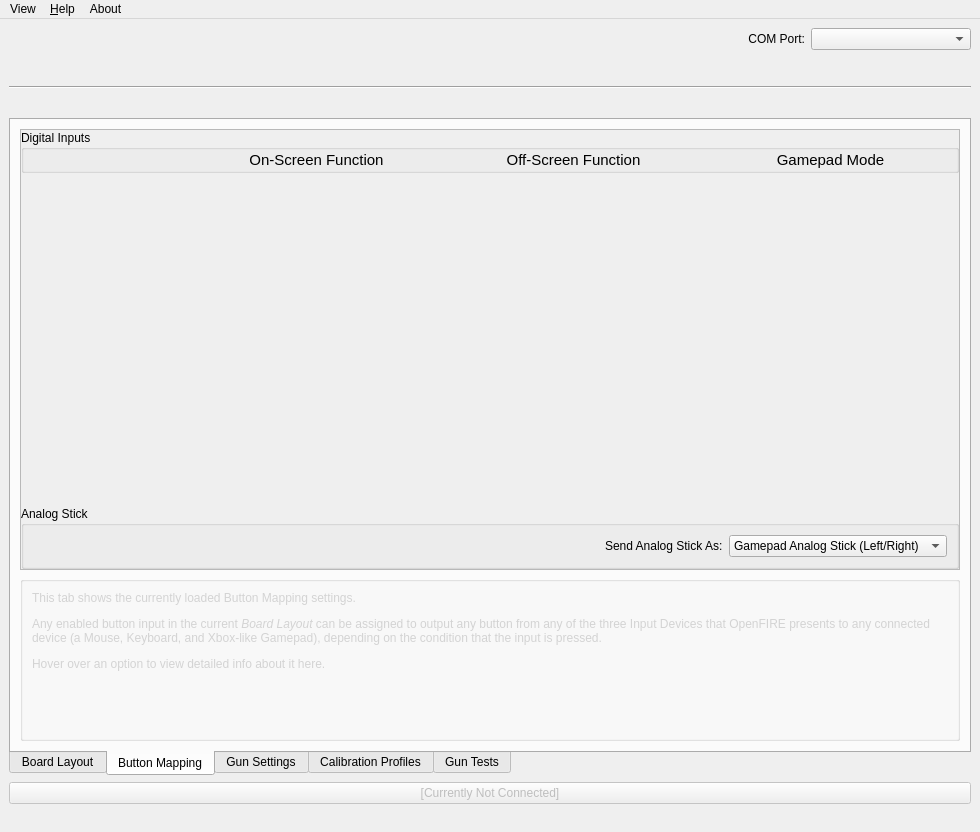
The window that src/appmainwindow.ui (TeamOpenFIRE/OpenFIRE-App) describes before a commit, drawn with Qt 5.
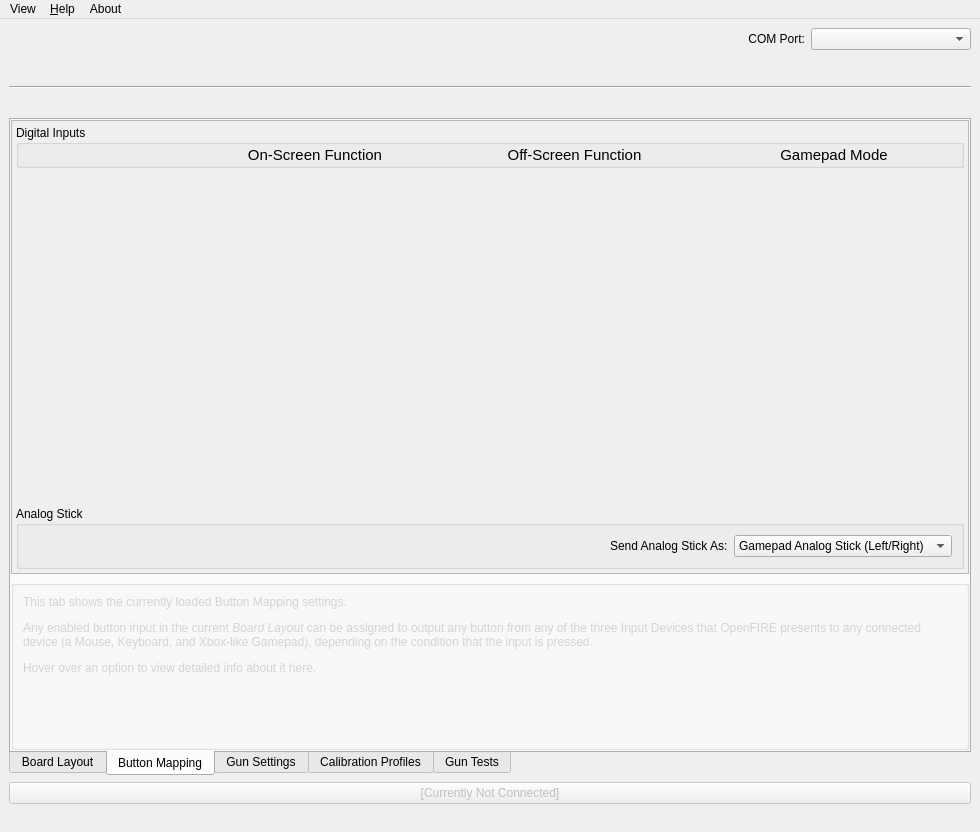
The same window after the commit. The open tabs and pages were chosen to show the change. Icons and pictures are not drawn.

What changed in the file:
```diff
--- a/src/appmainwindow.ui
+++ b/src/appmainwindow.ui
@@ -279,6 +279,18 @@
         <string>Button Mapping</string>
        </attribute>
        <layout class="QVBoxLayout" name="verticalLayout_18" stretch="8,3">
+        <property name="leftMargin">
+         <number>0</number>
+        </property>
+        <property name="topMargin">
+         <number>0</number>
+        </property>
+        <property name="rightMargin">
+         <number>0</number>
+        </property>
+        <property name="bottomMargin">
+         <number>0</number>
+        </property>
         <item>
          <widget class="QScrollArea" name="buttonFuncScroller">
           <property name="frameShadow">
@@ -298,22 +310,22 @@
             <rect>
              <x>0</x>
              <y>0</y>
-             <width>936</width>
-             <height>421</height>
+             <width>956</width>
+             <height>439</height>
             </rect>
            </property>
            <layout class="QVBoxLayout" name="verticalLayout_19" stretch="0,1,0">
             <property name="leftMargin">
-             <number>0</number>
+             <number>4</number>
             </property>
             <property name="topMargin">
-             <number>0</number>
+             <number>4</number>
             </property>
             <property name="rightMargin">
-             <number>0</number>
+             <number>4</number>
             </property>
             <property name="bottomMargin">
-             <number>0</number>
+             <number>4</number>
             </property>
             <item>
              <widget class="QGroupBox" name="buttonFuncBox">
```
Left out of the diff: 368 changed lines with no effect on the pictures.
